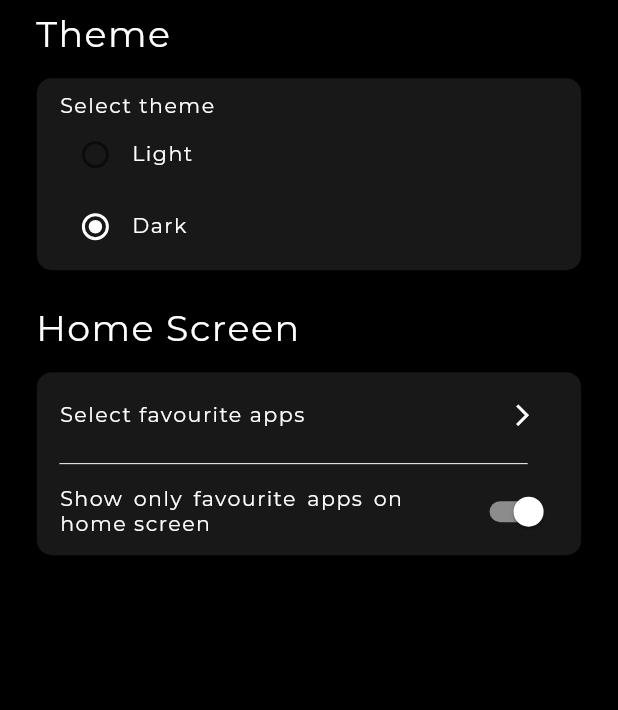
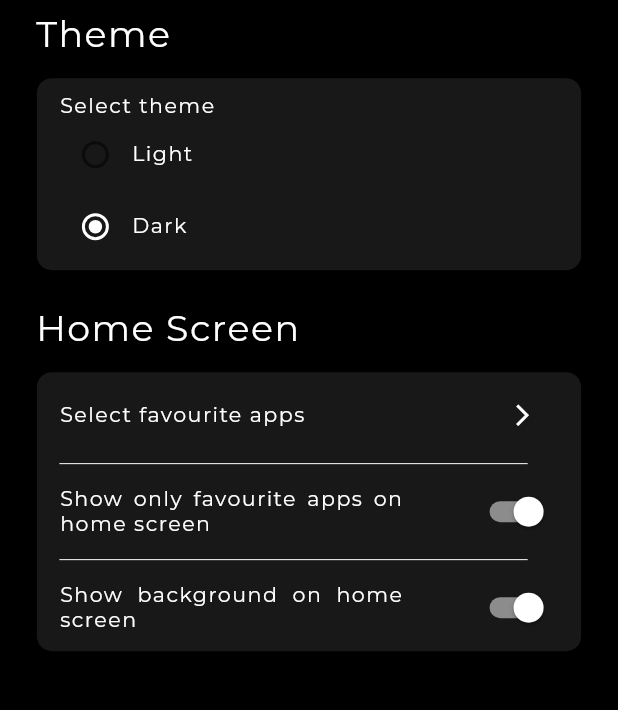
Before and after one commit to Simonesesana/MiniLauncher, a Flutter app: the screen it shows after launch, after a tap on the "settings" icon, on a phone screen of 412 x 824 dp, the part 116-826 px from its top. Run offline on Flutter 3.47's test engine with Material 2 defaults, Android fonts, the light colour scheme and no system bars; our stand-ins replace flutter_animate, flutter_spinkit, flutter_staggered_animations, google_fonts, page_transition, shared_preferences; missing offline and left inert: device_apps.

Commit message:
Bug fixing

```diff
--- a/lib/Pages/Home/Drawer/HomeDrawer.dart
+++ b/lib/Pages/Home/Drawer/HomeDrawer.dart
@@ -51,6 +51,7 @@ class _HomeDrawerState extends State<HomeDrawer> {
               /// Search bar
               Padding(
                 padding: const EdgeInsets.only(
+                    top: 10,
                     bottom: 5
                 ),
                 child: GestureDetector(
--- a/lib/Pages/Home/Home.dart
+++ b/lib/Pages/Home/Home.dart
@@ -14,7 +14,11 @@ class _HomeState extends State<Home> {
 
   @override
   Widget build(BuildContext context) {
-    return SafeArea(
+    return WillPopScope(
+      onWillPop: () async {
+        return false;
+      },
+      child: SafeArea(
         child: Scaffold(
 
             backgroundColor: preferences.selectedTheme.primaryColor,
@@ -29,13 +33,15 @@ class _HomeState extends State<Home> {
                 /// App Drawer
                 Padding(
                   padding: EdgeInsets.symmetric(
-                    vertical: MediaQuery.of(context).size.height / 3,
+                      vertical: MediaQuery.of(context).size.height / 4,
                       horizontal: MediaQuery.of(context).size.width / 30
                   ),
                   child: Center(
                       child: Card(
                         elevation: 0,
-                      color: preferences.selectedTheme.homeCardColor.withOpacity(0.15),
+                        color: preferences.showBackgroundOnHomeScreen
+                         ? preferences.selectedTheme.homeCardColor.withOpacity(0.15)
+                         : Colors.transparent,
                         shape: RoundedRectangleBorder(
                             borderRadius: BorderRadius.circular(20)
                         ),
@@ -72,6 +78,8 @@ class _HomeState extends State<Home> {
 
               ],
             )
+
+        ),
       ),
     );
   }
--- a/lib/Pages/Loading/LauncherInitialization.dart
+++ b/lib/Pages/Loading/LauncherInitialization.dart
@@ -16,8 +16,6 @@ Future<void> initializeLauncher () async {
   // Retrieves the app theme
   await fetchAppTheme();
 
-  preferences.showOnlyFavouriteAppsOnHomeScreen = true;
-
 }
 
 
@@ -27,6 +25,10 @@ Future<void> fetchSettingsPreferences () async {
 
   bool _showOnlyFavouriteAppsOnHomeScreen = await getBool("showOnlyFavouriteAppsOnHomeScreen");
   preferences.showOnlyFavouriteAppsOnHomeScreen = _showOnlyFavouriteAppsOnHomeScreen;
+
+
+  bool _showBackgroundOnHomeScreen = await getBool("showBackgroundOnHomeScreen");
+  preferences.showBackgroundOnHomeScreen = _showBackgroundOnHomeScreen;
 
 }
 
--- a/lib/Pages/Settings/SelectFavouriteApps/SelectFavouriteApps.dart
+++ b/lib/Pages/Settings/SelectFavouriteApps/SelectFavouriteApps.dart
@@ -91,6 +91,7 @@ class _SelectFavouriteAppsState extends State<SelectFavouriteApps> {
             /// Text field
             Padding(
               padding: const EdgeInsets.only(
+                top: 10,
                 bottom: 5
               ),
               child: GestureDetector(
--- a/lib/Pages/Settings/Settings.dart
+++ b/lib/Pages/Settings/Settings.dart
@@ -2,6 +2,7 @@ import 'package:flutter/material.dart';
 import 'package:google_fonts/google_fonts.dart';
 import 'package:minilauncher/Pages/Home/Home.dart';
 import 'package:minilauncher/Pages/Settings/SelectFavouriteApps/SelectFavouriteApps.dart';
+import 'package:minilauncher/Pages/Settings/SettingsWidget.dart';
 import 'package:minilauncher/Preferences/Preferences.dart';
 import 'package:minilauncher/Themes/Theme.dart';
 import 'package:minilauncher/main.dart';
@@ -23,6 +24,7 @@ class _SettingsState extends State<Settings> {
   /// the settings
   bool homePageHasChanged = false;
 
+  @override
   void initState() {
     super.initState();
     if(preferences.selectedTheme == lightTheme) {
@@ -247,9 +249,33 @@ class _SettingsState extends State<Settings> {
                                   activeColor: preferences.selectedTheme.textColor,
                                   onChanged: (value) {
                                     setState(() {
-                                      homePageHasChanged = true;;
+                                      homePageHasChanged = true;
                                       setBool("showOnlyFavouriteAppsOnHomeScreen", value);
                                       preferences.showOnlyFavouriteAppsOnHomeScreen = value;
+                                    });
+                                  },
+                                ),
+
+                              ],
+                            ),
+
+                            /// Divider
+                            settingsDivider(screenWidth),
+
+                            /// Show background on home screen
+                            Row(
+                              mainAxisAlignment: MainAxisAlignment.spaceBetween,
+                              children: [
+
+                                settingsTextLabel("Show background on home screen", screenWidth),
+                                Switch(
+                                  value: preferences.showBackgroundOnHomeScreen,
+                                  activeColor: preferences.selectedTheme.textColor,
+                                  onChanged: (value) {
+                                    setState(() {
+                                      homePageHasChanged = true;
+                                      setBool("showBackgroundOnHomeScreen", value);
+                                      preferences.showBackgroundOnHomeScreen = value;
                                     });
                                   },
                                 ),
@@ -274,51 +300,3 @@ class _SettingsState extends State<Settings> {
     );
   }
 }
-
-
-/// Settings divider
-Padding settingsDivider (double screenWidth) {
-  return Padding(
-    padding: EdgeInsets.only(
-        right: screenWidth / 20
-    ),
-    child: Divider(
-      color: preferences.selectedTheme.textColor,
-    ),
-  );
-}
-
-
-/// Settings text label
-SizedBox settingsTextLabel (String text, double screenWidth) {
-  return SizedBox(
-    width: screenWidth / 1.8,
-    child: Text(
-      text,
-      textAlign: TextAlign.justify,
-      style: GoogleFonts.montserrat(
-          letterSpacing: 1,
-          color: preferences.selectedTheme.textColor,
-          fontSize: screenWidth / 30
-      ),
-    ),
-  );
-}
-
-/// Settings title text label
-Padding settingsTitleTextLabel (String text, double screenWidth) {
-  return Padding(
-    padding: const EdgeInsets.only(
-      bottom: 10,
-      left: 3
-    ),
-    child: Text(
-      text,
-      style: GoogleFonts.montserrat(
-          letterSpacing: 1,
-          color: preferences.selectedTheme.textColor,
-          fontSize: screenWidth / 17
-      ),
-    ),
-  );
-}
--- /dev/null
+++ b/lib/Pages/Settings/SettingsWidget.dart
@@ -0,0 +1,50 @@
+import 'package:flutter/material.dart';
+import 'package:minilauncher/main.dart';
+import 'package:google_fonts/google_fonts.dart';
+
+/// Settings divider
+Padding settingsDivider (double screenWidth) {
+  return Padding(
+    padding: EdgeInsets.only(
+        right: screenWidth / 20
+    ),
+    child: Divider(
+      color: preferences.selectedTheme.textColor,
+    ),
+  );
+}
+
+
+/// Settings text label
+SizedBox settingsTextLabel (String text, double screenWidth) {
+  return SizedBox(
+    width: screenWidth / 1.8,
+    child: Text(
+      text,
+      textAlign: TextAlign.justify,
+      style: GoogleFonts.montserrat(
+          letterSpacing: 1,
+          color: preferences.selectedTheme.textColor,
+          fontSize: screenWidth / 30
+      ),
+    ),
+  );
+}
+
+/// Settings title text label
+Padding settingsTitleTextLabel (String text, double screenWidth) {
+  return Padding(
+    padding: const EdgeInsets.only(
+        bottom: 10,
+        left: 3
+    ),
+    child: Text(
+      text,
+      style: GoogleFonts.montserrat(
+          letterSpacing: 1,
+          color: preferences.selectedTheme.textColor,
+          fontSize: screenWidth / 17
+      ),
+    ),
+  );
+}
--- a/lib/Preferences/PreferencesClass.dart
+++ b/lib/Preferences/PreferencesClass.dart
@@ -14,6 +14,7 @@ class PreferencesClass {
 
 
   /// Settings variables
+  late bool showBackgroundOnHomeScreen;
   late bool showOnlyFavouriteAppsOnHomeScreen;
 
   /// Sets an app as favourite
@@ -56,5 +57,4 @@ class PreferencesClass {
 
   }
 
-
 }
```
Also changed, not shown: lib/Pages/Home/Items/ApplicationItem.dart (+4 -4 lines). Lines whose indentation alone changed are shown as unchanged.
